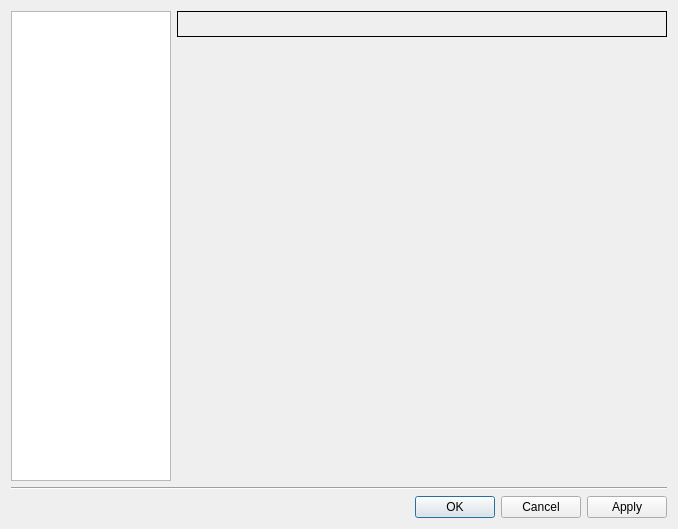
Old version of the form src/GNS3/Ui/Form_PreferencesDialog.ui in the repository GNS3/gns3-legacy.
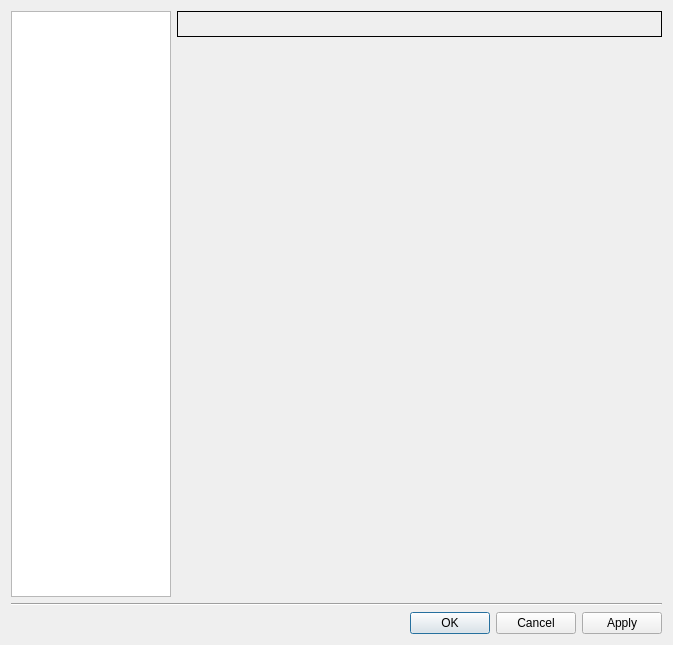
New version of the form. Icons and pictures are not drawn.

Patch:
```diff
--- a/src/GNS3/Ui/Form_PreferencesDialog.ui
+++ b/src/GNS3/Ui/Form_PreferencesDialog.ui
@@ -1,12 +1,12 @@
 <ui version="4.0" >
  <class>PreferencesDialog</class>
- <widget class="QDialog" name="PreferencesDialog" >
-  <property name="geometry" >
+ <widget class="QDialog" name="PreferencesDialog">
+  <property name="geometry">
    <rect>
     <x>0</x>
     <y>0</y>
-    <width>678</width>
-    <height>529</height>
+    <width>673</width>
+    <height>645</height>
    </rect>
   </property>
   <property name="sizePolicy" >
@@ -100,8 +100,8 @@
      <property name="orientation" >
       <enum>Qt::Horizontal</enum>
      </property>
-     <property name="standardButtons" >
-      <set>QDialogButtonBox::Apply|QDialogButtonBox::Cancel|QDialogButtonBox::NoButton|QDialogButtonBox::Ok</set>
+     <property name="standardButtons">
+      <set>QDialogButtonBox::Apply|QDialogButtonBox::Cancel|QDialogButtonBox::Ok</set>
      </property>
     </widget>
    </item>
```
Left out of the diff: 78 changed lines with no effect on the pictures.
